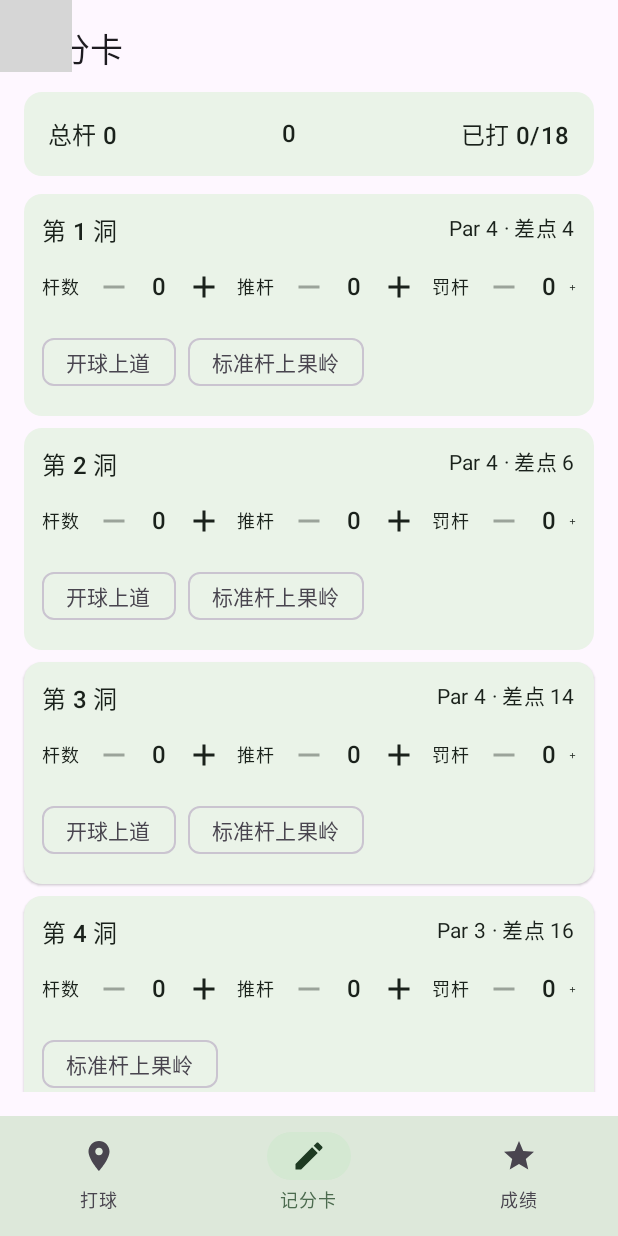
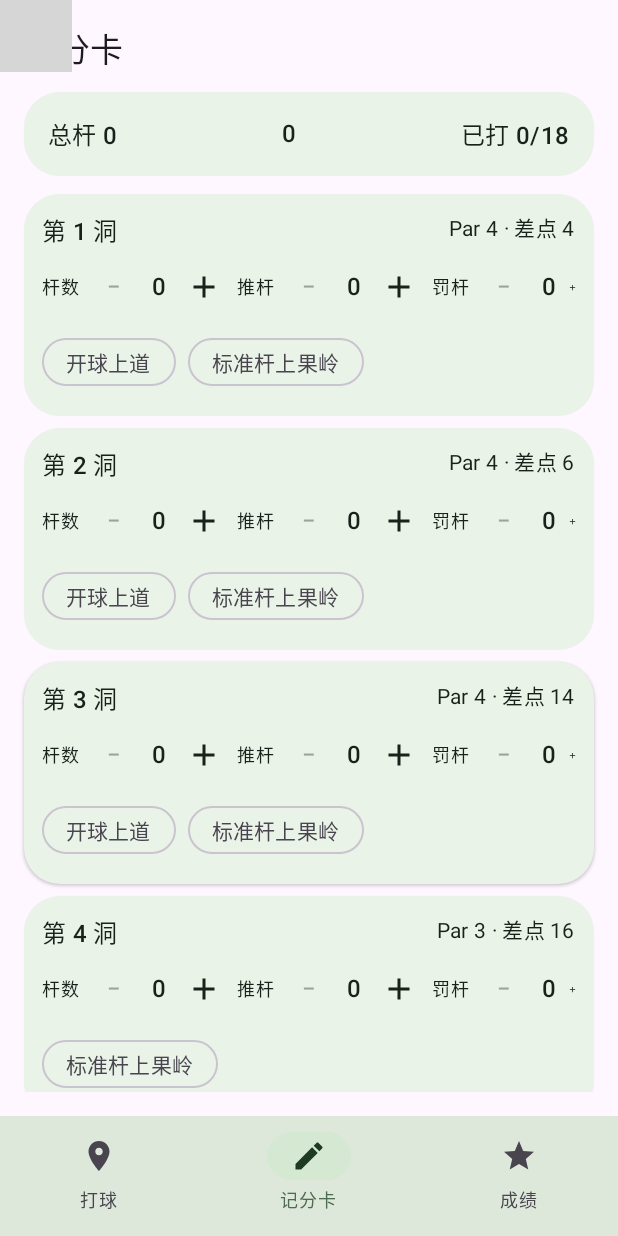
Before and after one commit to huimao28/fairway-android, an Android app built with Jetpack Compose: the screen it shows after launch (MainActivity), item 2 of the bottom bar chosen, on a phone screen of 412 x 824 dp. Run offline under Robolectric (Android 15) with nearby library versions, the phone set to English and light mode, and no system bars; libraries missing offline, so code that uses them is left out: androidx.navigationevent, androidx.navigationevent.compose; 3 statements that could not run were skipped; grey boxes are pictures that could not be loaded.

Commit message:
修复 CI：MaterialExpressiveTheme 在 material3 1.3.1 是 internal，改用 MaterialTheme + Expressive 圆角；Chevron/Remove 不在 icons-core，换 KeyboardArrow 与文字减号

```diff
--- a/app/src/main/java/com/huimao/fairway/ui/screens/RoundScreen.kt
+++ b/app/src/main/java/com/huimao/fairway/ui/screens/RoundScreen.kt
@@ -9,8 +9,8 @@ import androidx.compose.foundation.layout.padding
 import androidx.compose.foundation.rememberScrollState
 import androidx.compose.foundation.verticalScroll
 import androidx.compose.material.icons.Icons
-import androidx.compose.material.icons.filled.ChevronLeft
-import androidx.compose.material.icons.filled.ChevronRight
+import androidx.compose.material.icons.filled.KeyboardArrowLeft
+import androidx.compose.material.icons.filled.KeyboardArrowRight
 import androidx.compose.material3.Button
 import androidx.compose.material3.ElevatedCard
 import androidx.compose.material3.Icon
@@ -84,14 +84,14 @@ fun RoundScreen(
             modifier = Modifier.fillMaxWidth(),
         ) {
             IconButton(onClick = { viewModel.prevHole() }, enabled = currentHole > 1) {
-                Icon(Icons.Default.ChevronLeft, contentDescription = "上一洞")
+                Icon(Icons.Default.KeyboardArrowLeft, contentDescription = "上一洞")
             }
             Text(
                 text = hole?.let { "第 ${it.ref} 洞 · Par ${it.par} · 差点 ${it.handicap}" } ?: "—",
                 style = MaterialTheme.typography.titleMedium,
             )
             IconButton(onClick = { viewModel.nextHole() }, enabled = currentHole < 18) {
-                Icon(Icons.Default.ChevronRight, contentDescription = "下一洞")
+                Icon(Icons.Default.KeyboardArrowRight, contentDescription = "下一洞")
             }
         }
 
--- a/app/src/main/java/com/huimao/fairway/ui/screens/ScorecardScreen.kt
+++ b/app/src/main/java/com/huimao/fairway/ui/screens/ScorecardScreen.kt
@@ -12,7 +12,6 @@ import androidx.compose.foundation.lazy.LazyColumn
 import androidx.compose.foundation.lazy.items
 import androidx.compose.material.icons.Icons
 import androidx.compose.material.icons.filled.Add
-import androidx.compose.material.icons.filled.Remove
 import androidx.compose.material3.Button
 import androidx.compose.material3.ElevatedCard
 import androidx.compose.material3.FilterChip
@@ -172,7 +171,8 @@ private fun Stepper(label: String, value: Int, onChange: (Int) -> Unit) {
             enabled = value > 0,
             modifier = Modifier.size(36.dp),
         ) {
-            Icon(Icons.Default.Remove, contentDescription = "减少")
+            // Remove 不在 material-icons-core 里，用文字减号（和加号对称）
+            Text("−", style = MaterialTheme.typography.titleMedium)
         }
         Text(
             value.toString(),
--- a/app/src/main/java/com/huimao/fairway/ui/theme/Theme.kt
+++ b/app/src/main/java/com/huimao/fairway/ui/theme/Theme.kt
@@ -1,11 +1,14 @@
 package com.huimao.fairway.ui.theme
 
 import androidx.compose.foundation.isSystemInDarkTheme
-import androidx.compose.material3.MaterialExpressiveTheme
+import androidx.compose.foundation.shape.RoundedCornerShape
+import androidx.compose.material3.MaterialTheme
+import androidx.compose.material3.Shapes
 import androidx.compose.material3.darkColorScheme
 import androidx.compose.material3.lightColorScheme
 import androidx.compose.runtime.Composable
 import androidx.compose.ui.graphics.Color
+import androidx.compose.ui.unit.dp
 
 private val LightColors = lightColorScheme(
     primary = Color(0xFF1E6B34),
@@ -49,14 +52,29 @@ private val DarkColors = darkColorScheme(
     error = Color(0xFFFFB4AB),
 )
 
-/** Material 3 Expressive 主题（果岭绿主色）。 */
+/** Expressive 圆角（大圆角是 M3 Expressive 的视觉特征）。 */
+private val ExpressiveShapes = Shapes(
+    extraSmall = RoundedCornerShape(12.dp),
+    small = RoundedCornerShape(16.dp),
+    medium = RoundedCornerShape(24.dp),
+    large = RoundedCornerShape(32.dp),
+    extraLarge = RoundedCornerShape(48.dp),
+)
+
+/**
+ * Material 3 Expressive 主题（果岭绿主色）。
+ * 注意：BOM 2025.04.01 的 material3 1.3.1 里 MaterialExpressiveTheme 还是 internal，
+ * 所以用 MaterialTheme + Expressive 圆角实现同样的视觉效果；以后升 BOM 到
+ * 2026.09.00（material3 1.4.0）后可直接换回 MaterialExpressiveTheme。
+ */
 @Composable
 fun FairwayTheme(
     darkTheme: Boolean = isSystemInDarkTheme(),
     content: @Composable () -> Unit,
 ) {
-    MaterialExpressiveTheme(
+    MaterialTheme(
         colorScheme = if (darkTheme) DarkColors else LightColors,
+        shapes = ExpressiveShapes,
         content = content,
     )
 }
```
